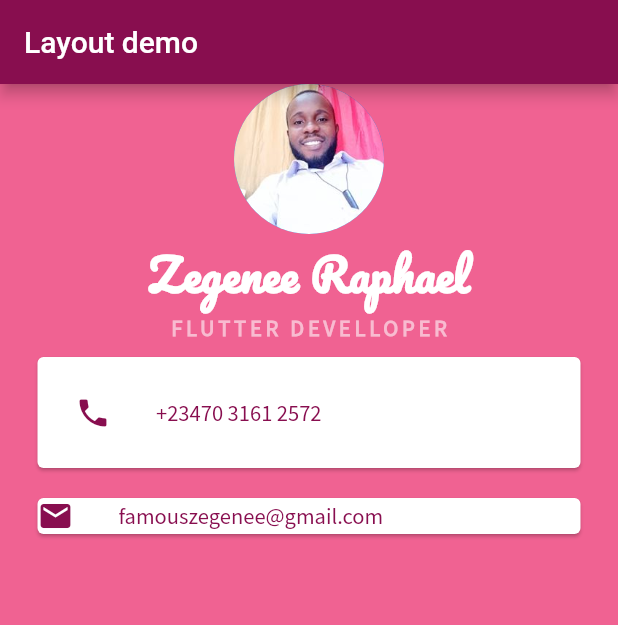
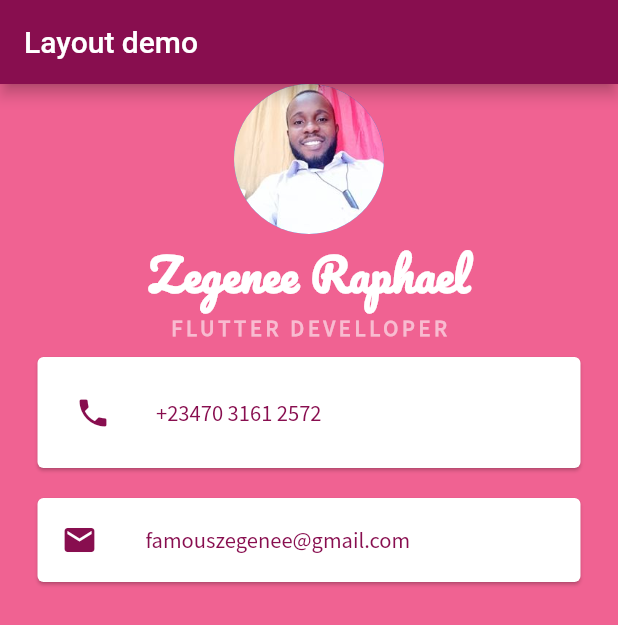
Before and after one commit to ZeggyRaph/my_contact_app, a Flutter app: the screen it shows after launch, on a phone screen of 412 x 824 dp. Shown: the top 625 px of the screen. Run offline on Flutter 3.47's test engine with Material 2 defaults, Android fonts, the phone set to English and light mode, and no system bars.

Commit message:
using ListTile in row

```diff
--- a/lib/main.dart
+++ b/lib/main.dart
@@ -79,24 +79,20 @@ class MyApp extends StatelessWidget {
                 //padding: EdgeInsets.all(10.0),
                 color: Colors.white,
                 margin: EdgeInsets.symmetric(vertical: 10.0, horizontal: 25.0),
-                child: Row(
-                  children: [
-                    Icon(
+                //using ListTitle instead of row
+                child: ListTile(
+                  leading: Icon(
                     Icons.email,
                     color: Colors.pink[900],
                   ),
-                    SizedBox(
-                      width: 30.0,
-                    ),
-                    Text(
+                  title: Text(
                     'famouszegenee@gmail.com',
                     style: TextStyle(
                       color: Colors.pink[900],
                       fontFamily: 'Source Sans Pro',
                       fontSize: 15.0,
                     ),
-                    )
-                  ],
+                  ),
                 ),
               ),
             ],
```
Lines whose indentation alone changed are shown as unchanged.
